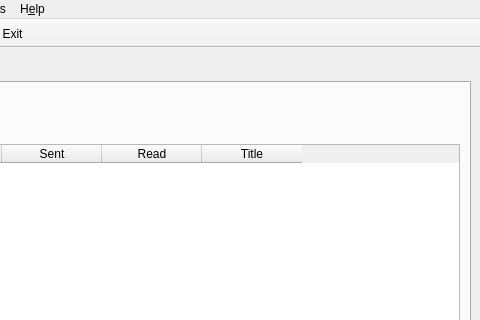
Old version of the form ui/frmMain.ui in the repository turulomio/didyoureadme; both pictures show x 219 to 699 and y 0 to 320 of the 699 by 676 pixel window.
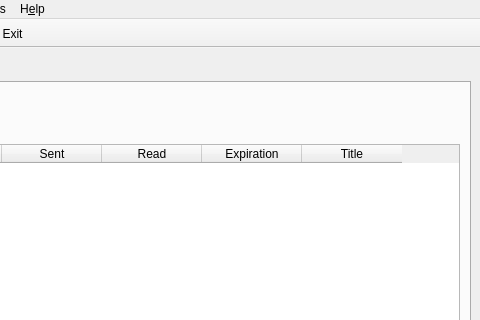
New version of the form. Icons and pictures are not drawn. Custom widgets are drawn as their Qt base class.

Commit message: Added expiration column

Diff of the .ui file:
```diff
--- a/ui/frmMain.ui
+++ b/ui/frmMain.ui
@@ -236,6 +236,11 @@
               <string>Read</string>
              </property>
             </column>
+            <column>
+             <property name="text">
+              <string>Expiration</string>
+             </property>
+            </column>
             <column>
              <property name="text">
               <string>Title</string>
```
Left out of the diff: 2 changed lines with no effect on the pictures. The commit also changes 3 other files.
